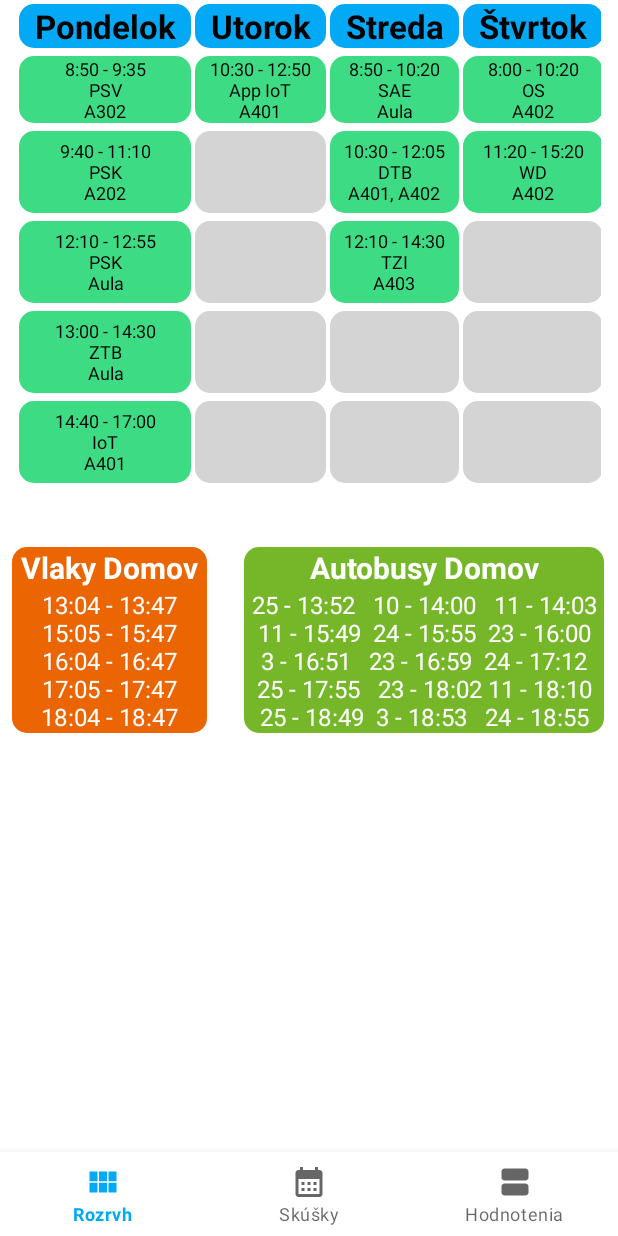
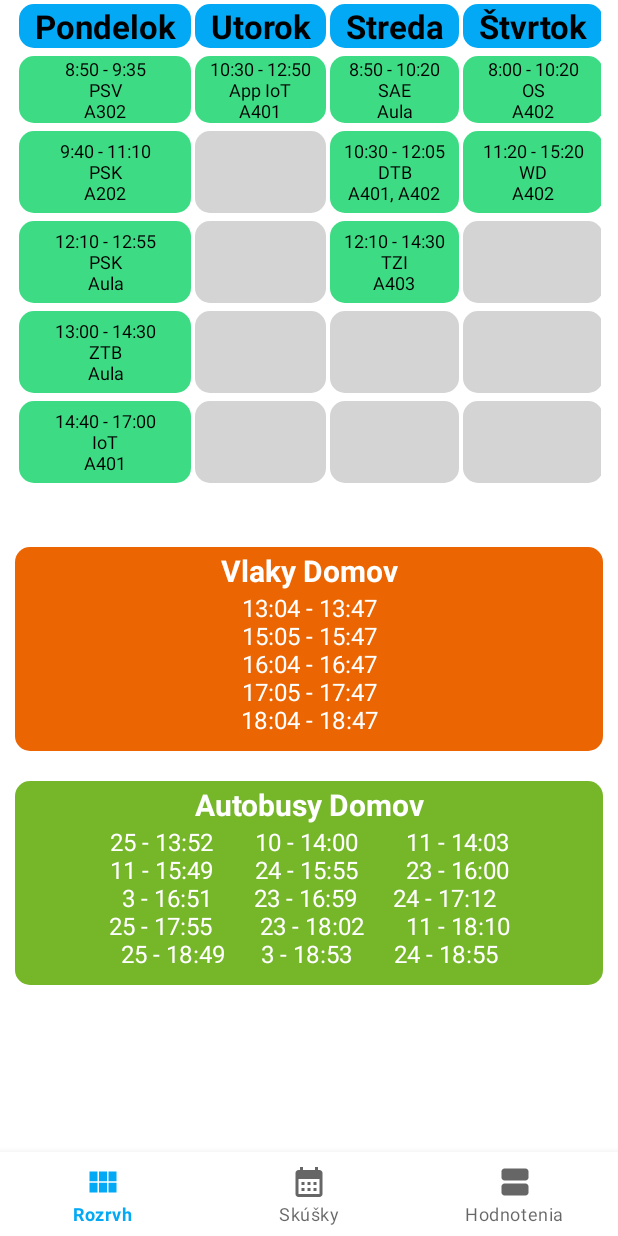
Before and after one commit to marek-guran/Rozvrh-App-Public, an Android app: the screen it shows after launch (MainActivity), on a phone screen of 412 x 824 dp. Run offline under Robolectric (Android 15) with nearby library versions, the phone set to English and light mode, and no system bars; our stand-ins replace navigation-ui.

Commit message:
Fixed design for small screens

```diff
--- a/app/build.gradle
+++ b/app/build.gradle
@@ -10,8 +10,8 @@ android {
         applicationId "com.marekguran.rozvrh"
         minSdk 23
         targetSdk 33
-        versionCode 14
-        versionName "2.3"
+        versionCode 15
+        versionName "2.4"
 
         testInstrumentationRunner "androidx.test.runner.AndroidJUnitRunner"
     }
--- a/app/src/main/res/layout/fragment_home.xml
+++ b/app/src/main/res/layout/fragment_home.xml
@@ -1,15 +1,18 @@
 <?xml version="1.0" encoding="utf-8"?>
-<androidx.constraintlayout.widget.ConstraintLayout xmlns:android="http://schemas.android.com/apk/res/android"
+<ScrollView xmlns:android="http://schemas.android.com/apk/res/android"
     xmlns:app="http://schemas.android.com/apk/res-auto"
     xmlns:tools="http://schemas.android.com/tools"
     android:layout_width="match_parent"
     android:layout_height="match_parent"
     tools:context=".ui.home.HomeFragment">
 
+    <androidx.constraintlayout.widget.ConstraintLayout
+        android:layout_width="match_parent"
+        android:layout_height="wrap_content">
 
         <TableLayout
 
-        android:id="@+id/tableLayout"
+            android:id="@+id/rozvrh"
             android:layout_width="match_parent"
             android:layout_height="wrap_content"
             android:layout_marginLeft="10sp"
@@ -345,85 +348,78 @@
         </TableLayout>
 
         <TextView
-        android:id="@+id/textView"
-        android:layout_width="130sp"
+            android:id="@+id/vlaky"
+            android:layout_width="match_parent"
             android:layout_height="wrap_content"
+            android:layout_marginLeft="10sp"
             android:layout_marginTop="40sp"
+            android:layout_marginRight="10sp"
             android:background="@drawable/vlakydomov"
             android:gravity="center"
             android:text="Vlaky Domov"
             android:textColor="@color/white"
             android:textSize="20sp"
             android:textStyle="bold"
-        app:layout_constraintStart_toStartOf="@id/guideline"
-        app:layout_constraintStart_toEndOf="@id/guideline1"
-        app:layout_constraintTop_toBottomOf="@+id/tableLayout" />
+            android:paddingTop="2sp"
+            app:layout_constraintTop_toBottomOf="@+id/rozvrh" />
 
         <TextView
-        android:layout_width="130sp"
+            android:id="@+id/vlaky_casy"
+            android:layout_width="match_parent"
             android:layout_height="wrap_content"
+            android:layout_marginLeft="10sp"
+            android:layout_marginRight="10sp"
             android:background="@drawable/casyvlakov"
             android:gravity="center"
             android:text="13:04 - 13:47\n15:05 - 15:47\n16:04 - 16:47\n17:05 - 17:47\n18:04 - 18:47"
             android:textColor="@color/white"
             android:textSize="16sp"
-        app:layout_constraintStart_toStartOf="@id/guideline"
-        app:layout_constraintStart_toEndOf="@id/guideline1"
-        app:layout_constraintTop_toBottomOf="@+id/textView" />
+            android:paddingBottom="10sp"
+            app:layout_constraintTop_toBottomOf="@+id/vlaky"
+            tools:layout_editor_absoluteX="10dp" />
 
         <TextView
-        android:id="@+id/textView2"
-        android:layout_width="240sp"
+            android:id="@+id/autobusy"
+            android:layout_width="match_parent"
             android:layout_height="wrap_content"
-        android:layout_marginTop="40sp"
+            android:layout_marginLeft="10sp"
+            android:layout_marginTop="20sp"
+            android:layout_marginRight="10sp"
             android:background="@drawable/autobusy"
             android:gravity="center"
             android:text="Autobusy Domov"
             android:textColor="@color/white"
             android:textSize="20sp"
             android:textStyle="bold"
-        app:layout_constraintEnd_toEndOf="@id/guideline3"
-        app:layout_constraintStart_toStartOf="@id/guideline2"
-        app:layout_constraintTop_toBottomOf="@+id/tableLayout" />
+            android:paddingTop="2sp"
+            app:layout_constraintEnd_toEndOf="parent"
+            app:layout_constraintStart_toStartOf="parent"
+            app:layout_constraintTop_toBottomOf="@+id/vlaky_casy" />
 
         <TextView
-        android:layout_width="240sp"
+            android:id="@+id/autobusy_casy"
+            android:layout_width="match_parent"
             android:layout_height="wrap_content"
+            android:layout_marginLeft="10sp"
+            android:layout_marginRight="10sp"
             android:background="@drawable/autobusycasy"
-        android:gravity="center"
-        android:text="25 - 13:52   10 - 14:00   11 - 14:03\n11 - 15:49  24 - 15:55  23 - 16:00\n3 - 16:51   23 - 16:59  24 - 17:12\n25 - 17:55   23 - 18:02 11 - 18:10\n25 - 18:49  3 - 18:53   24 - 18:55"
+            android:textAlignment="center"
+            android:text="25 - 13:52       10 - 14:00        11 - 14:03\n11 - 15:49       24 - 15:55        23 - 16:00\n3 - 16:51       23 - 16:59      24 - 17:12\n25 - 17:55        23 - 18:02       11 - 18:10\n25 - 18:49      3 - 18:53       24 - 18:55"
             android:textColor="@color/white"
             android:textSize="16sp"
-        app:layout_constraintEnd_toEndOf="@id/guideline3"
-        app:layout_constraintStart_toStartOf="@id/guideline2"
-        app:layout_constraintTop_toBottomOf="@+id/textView2" />
+            android:paddingRight="10sp"
+            android:paddingLeft="10sp"
+            android:paddingBottom="10sp"
+            app:layout_constraintEnd_toEndOf="parent"
+            app:layout_constraintStart_toStartOf="parent"
+            app:layout_constraintTop_toBottomOf="@+id/autobusy" />
 
-    <androidx.constraintlayout.widget.Guideline
-        android:id="@+id/guideline"
-        android:layout_width="wrap_content"
-        android:layout_height="wrap_content"
-        android:orientation="vertical"
-        app:layout_constraintGuide_percent="0.02" />
-
-    <androidx.constraintlayout.widget.Guideline
-        android:id="@+id/guideline1"
-        android:layout_width="wrap_content"
-        android:layout_height="wrap_content"
-        android:orientation="vertical"
-        app:layout_constraintGuide_percent="0.34" />
-
-    <androidx.constraintlayout.widget.Guideline
-        android:id="@+id/guideline2"
-        android:layout_width="wrap_content"
-        android:layout_height="wrap_content"
-        android:orientation="vertical"
-        app:layout_constraintGuide_percent="0.39" />
-
-    <androidx.constraintlayout.widget.Guideline
-        android:id="@+id/guideline3"
-        android:layout_width="wrap_content"
-        android:layout_height="wrap_content"
-        android:orientation="vertical"
-        app:layout_constraintGuide_percent="0.98" />
+        <TextView
+            android:layout_width="match_parent"
+            android:layout_height="match_parent"
+            android:text="\n\n\n\n\n\n\n"
+            app:layout_constraintTop_toBottomOf="@+id/autobusy_casy"/>
 
     </androidx.constraintlayout.widget.ConstraintLayout>
+
+</ScrollView>
--- a/app/src/main/res/values/themes.xml
+++ b/app/src/main/res/values/themes.xml
@@ -10,7 +10,10 @@
         <item name="colorSecondaryVariant">@color/teal_700</item>
         <item name="colorOnSecondary">@color/black</item>
         <!-- Status bar color. -->
-        <item name="android:statusBarColor">?attr/colorPrimaryVariant</item>
+        <item name="android:statusBarColor">@color/white</item>
+        <item name="android:windowLightStatusBar">
+            true
+        </item>
         <!-- Customize your theme here. -->
     </style>
 </resources>
```
Also changed, not shown: 1 other file. Lines whose indentation alone changed are shown as unchanged.
